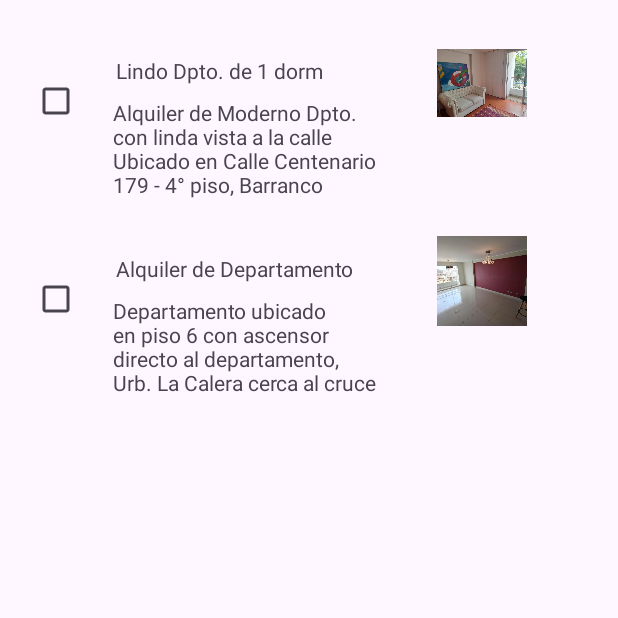
After one commit to ecavero/depa-rommies-apps, an Android app: the DepartamentoPage screen opened directly, with no data from a screen before it, on a phone screen of 412 x 824 dp, the top half of it. The commit adds this screen. Run offline under Robolectric (Android 15) with nearby library versions, the phone set to English and light mode, and no system bars.

Commit message:
Avance de pantalla de Departamentos

```diff
--- a/app/build.gradle
+++ b/app/build.gradle
@@ -8,7 +8,7 @@ android {
 
     defaultConfig {
         applicationId "com.example.deparommies"
-        minSdk 19
+        minSdk 24
         targetSdk 34
         versionCode 1
         versionName "1.0"
--- a/app/src/main/AndroidManifest.xml
+++ b/app/src/main/AndroidManifest.xml
@@ -12,6 +12,9 @@
         android:supportsRtl="true"
         android:theme="@style/Theme.DepaRommies"
         tools:targetApi="31">
+        <activity
+            android:name=".DepartamentoPage"
+            android:exported="false" />
         <activity
             android:name=".UserPage"
             android:exported="false" />
--- a/app/src/main/java/com/example/deparommies/Departamento.java
+++ b/app/src/main/java/com/example/deparommies/Departamento.java
@@ -1,4 +1,47 @@
 package com.example.deparommies;
 
+import java.util.ArrayList;
+import java.util.Arrays;
+import java.util.List;
+
 public class Departamento {
+    private String nombre;
+    private String descripcion;
+    private int fotoPrincipal;
+    private List<Integer> fotosAdicionales = new ArrayList<>();
+
+    public Departamento(String nombre, String descripcion, int fotoPrincipal) {
+        this.nombre = nombre;
+        this.descripcion = descripcion;
+        this.fotoPrincipal = fotoPrincipal;
+    }
+
+    public void agregarFotosAdicionales(Integer ... fotosParaAgregar) {
+        List<Integer> listaFotos = Arrays.asList(fotosParaAgregar);
+        fotosAdicionales.addAll(listaFotos);
+    }
+
+    public String getNombre() {
+        return nombre;
+    }
+
+    public void setNombre(String nombre) {
+        this.nombre = nombre;
+    }
+
+    public String getDescripcion() {
+        return descripcion;
+    }
+
+    public void setDescripcion(String descripcion) {
+        this.descripcion = descripcion;
+    }
+
+    public int getFotoPrincipal() {
+        return fotoPrincipal;
+    }
+
+    public void setFotoPrincipal(int fotoPrincipal) {
+        this.fotoPrincipal = fotoPrincipal;
+    }
 }
--- /dev/null
+++ b/app/src/main/java/com/example/deparommies/DepartamentoAdapter.java
@@ -0,0 +1,44 @@
+package com.example.deparommies;
+
+import android.view.LayoutInflater;
+import android.view.View;
+import android.view.ViewGroup;
+import android.widget.CheckBox;
+import android.widget.LinearLayout;
+
+import androidx.annotation.NonNull;
+import androidx.recyclerview.widget.RecyclerView;
+
+import java.util.List;
+
+public class DepartamentoAdapter extends RecyclerView.Adapter {
+
+    private List<Departamento> listaDepartamentos;
+
+    public DepartamentoAdapter(List<Departamento> listaDepartamentos) {
+        this.listaDepartamentos = listaDepartamentos;
+    }
+
+    @NonNull
+    @Override
+    public RecyclerView.ViewHolder onCreateViewHolder(@NonNull ViewGroup viewGroup, int i) {
+        View layoutItem = LayoutInflater.from(viewGroup.getContext()).inflate(R.layout.departamentos_item, viewGroup, false);
+        DepartamentoViewHolder viewHolder = new DepartamentoViewHolder(layoutItem);
+        return viewHolder;
+    }
+
+    @Override
+    public void onBindViewHolder(@NonNull RecyclerView.ViewHolder viewHolder, int i) {
+        Departamento departamento = listaDepartamentos.get(i);
+        DepartamentoViewHolder departamentoViewHolder = (DepartamentoViewHolder) viewHolder;
+        departamentoViewHolder.cbSeleccion.setSelected(false);
+        departamentoViewHolder.txtNombre.setText(departamento.getNombre());
+        departamentoViewHolder.imgFotoPrincipal.setImageResource(departamento.getFotoPrincipal());
+        departamentoViewHolder.txtDescripcion.setText(departamento.getDescripcion());
+    }
+
+    @Override
+    public int getItemCount() {
+        return listaDepartamentos.size();
+    }
+}
--- /dev/null
+++ b/app/src/main/java/com/example/deparommies/DepartamentoPage.java
@@ -0,0 +1,53 @@
+package com.example.deparommies;
+
+import androidx.appcompat.app.AppCompatActivity;
+import androidx.recyclerview.widget.LinearLayoutManager;
+import androidx.recyclerview.widget.RecyclerView;
+
+import android.os.Bundle;
+
+import java.util.ArrayList;
+import java.util.HashMap;
+import java.util.List;
+import java.util.Map;
+
+public class DepartamentoPage extends AppCompatActivity {
+
+    List<Departamento> departamentos = new ArrayList<>();
+    Map<Integer, Departamento> codigos = new HashMap<>();
+
+    @Override
+    protected void onCreate(Bundle savedInstanceState) {
+        super.onCreate(savedInstanceState);
+        setContentView(R.layout.departamentos_page);
+
+        departamentos.add(new Departamento("Lindo Dpto. de 1 dorm amoblado, en moderno edificio con areas comunes", "Alquiler de Moderno Dpto. con linda vista a la calle\n" +
+"Ubicado en Calle Centenario 179 - 4° piso, Barranco\n" +
+"A dos cuadras del malecón, zona tranquila y residencial. Cerca de Avenidas y transporte público, restaurantes, strip center, tiendas, galerías de arte, etc.\n" +
+"Edificio moderno con buenas áreas comunes: Gimnasio equipado, piscina, lavandería, sala de trabajo, sala de eventos y jardín interior. Seguridad 24/7.\n"+
+"A.C: 41 m2\n" +
+"Cochera c/depósito 21.54 m2\n" +
+"Ubicado en 4° piso, Living-comedor con balcon c/vista exterior, bien iluminado, 1 dormitorio, 1 baño completo, Kitchenette tipo americano con línea blanca. Amoblado moderno.\n" +
+"Precio incluye amplia cochera en primer sótano c/depósito.\n" +
+"Mantenimiento Aprox. S/. 208 + agua\n" +
+"Visitas, previa cita.", R.drawable.depa_1));
+        departamentos.add(new Departamento("Alquiler de Departamento en La Calera Surquillo", "Departamento ubicado en piso 6 con ascensor directo al departamento, Urb. La Calera cerca al cruce de Villarán con Aviación, Hospital Neoplásica, cerca a parques y avenidas principales.\n" +
+"Características:\n" +
+"- Habitación principal con closet y baño incorporado (para cama queen) \n" +
+"- Habitación secundaria 1, con closet para cama de plaza y media \n" +
+"- Habitación secundaria 2 o estudio, sin closet \n" +
+"- Sala comedor con balcón y mampara, vista externa \n" +
+"-Cocina abierta con tablero, muebles altos y bajos (cocina vitroceramica - electrica)", R.drawable.depa_2));
+
+        for(int i = 0; i < departamentos.size(); i++) {
+            Departamento d = departamentos.get(i);
+            codigos.put(i + 1, d);
+        }
+
+        RecyclerView rvDepartamentos = findViewById(R.id.rvDepartamentos);
+        LinearLayoutManager layoutManager = new LinearLayoutManager(this);
+        rvDepartamentos.setLayoutManager(layoutManager);
+        DepartamentoAdapter departamentoAdapter = new DepartamentoAdapter(departamentos);
+        rvDepartamentos.setAdapter(departamentoAdapter);
+    }
+}
--- /dev/null
+++ b/app/src/main/java/com/example/deparommies/DepartamentoViewHolder.java
@@ -0,0 +1,27 @@
+package com.example.deparommies;
+
+import android.view.View;
+import android.widget.CheckBox;
+import android.widget.ImageView;
+import android.widget.LinearLayout;
+import android.widget.TextView;
+
+import androidx.annotation.NonNull;
+import androidx.recyclerview.widget.RecyclerView;
+
+public class DepartamentoViewHolder extends RecyclerView.ViewHolder {
+    public CheckBox cbSeleccion;
+    public TextView txtNombre;
+
+    public ImageView imgFotoPrincipal;
+    public TextView txtDescripcion;
+
+    public DepartamentoViewHolder(@NonNull View itemView) {
+        super(itemView);
+        cbSeleccion = itemView.findViewById(R.id.cbSeleccion);
+        txtNombre = itemView.findViewById(R.id.txtNombre);
+        imgFotoPrincipal = itemView.findViewById(R.id.imgFotoPrincipal);
+        txtDescripcion = itemView.findViewById(R.id.txtDescripcion);
+
+    }
+}
--- a/app/src/main/java/com/example/deparommies/UserPage.java
+++ b/app/src/main/java/com/example/deparommies/UserPage.java
@@ -7,6 +7,7 @@ import androidx.recyclerview.widget.RecyclerView;
 import android.content.Intent;
 import android.os.Bundle;
 import android.view.View;
+import android.widget.Button;
 import android.widget.Toast;
 
 import java.util.ArrayList;
@@ -45,4 +46,9 @@ public class UserPage extends AppCompatActivity {
         startActivity(intent);
         Toast.makeText(UserPage.this, "Has Cerrado Sesión", Toast.LENGTH_SHORT).show();
     }
+
+    public void buscar(View view) {
+        Intent intent = new Intent(this, DepartamentoPage.class);
+        startActivity(intent);
+    }
 }
--- a/app/src/main/res/layout/activity_user_page.xml
+++ b/app/src/main/res/layout/activity_user_page.xml
@@ -43,6 +43,7 @@
         android:layout_height="50dp"
         android:layout_marginTop="20dp"
         android:layout_marginEnd="24dp"
+        android:onClick="buscar"
         android:text="Buscar"
         app:backgroundTint="#FF3131"
         app:icon="@drawable/baseline_arrow_forward_ios_24"
--- /dev/null
+++ b/app/src/main/res/layout/departamentos_item.xml
@@ -0,0 +1,47 @@
+<?xml version="1.0" encoding="utf-8"?>
+<androidx.constraintlayout.widget.ConstraintLayout xmlns:android="http://schemas.android.com/apk/res/android"
+    xmlns:app="http://schemas.android.com/apk/res-auto"
+    xmlns:tools="http://schemas.android.com/tools"
+    android:layout_width="match_parent"
+    android:layout_height="wrap_content">
+
+    <TextView
+        android:id="@+id/txtNombre"
+        android:layout_width="174dp"
+        android:layout_height="20dp"
+        android:layout_marginStart="16dp"
+        android:layout_marginTop="36dp"
+        app:layout_constraintStart_toEndOf="@+id/cbSeleccion"
+        app:layout_constraintTop_toTopOf="parent" />
+
+    <CheckBox
+        android:id="@+id/cbSeleccion"
+        android:layout_width="wrap_content"
+        android:layout_height="wrap_content"
+        android:layout_marginStart="10dp"
+        app:layout_constraintBottom_toBottomOf="parent"
+        app:layout_constraintStart_toStartOf="parent"
+        app:layout_constraintTop_toTopOf="parent" />
+
+    <ImageView
+        android:id="@+id/imgFotoPrincipal"
+        android:layout_width="60dp"
+        android:layout_height="60dp"
+        android:layout_marginStart="40dp"
+        android:layout_marginTop="24dp"
+        app:layout_constraintStart_toEndOf="@+id/txtNombre"
+        app:layout_constraintTop_toTopOf="parent"
+        app:srcCompat="@drawable/ic_launcher_foreground" />
+
+    <TextView
+        android:id="@+id/txtDescripcion"
+        android:layout_width="177dp"
+        android:layout_height="68dp"
+        android:layout_marginStart="72dp"
+        android:layout_marginTop="8dp"
+        app:layout_constraintBottom_toBottomOf="parent"
+        app:layout_constraintStart_toStartOf="parent"
+        app:layout_constraintTop_toBottomOf="@+id/txtNombre"
+        app:layout_constraintVertical_bias="1.0" />
+
+</androidx.constraintlayout.widget.ConstraintLayout>
--- /dev/null
+++ b/app/src/main/res/layout/departamentos_page.xml
@@ -0,0 +1,15 @@
+<?xml version="1.0" encoding="utf-8"?>
+<androidx.constraintlayout.widget.ConstraintLayout xmlns:android="http://schemas.android.com/apk/res/android"
+    xmlns:app="http://schemas.android.com/apk/res-auto"
+    android:layout_width="match_parent"
+    android:layout_height="match_parent">
+
+    <androidx.recyclerview.widget.RecyclerView
+        android:id="@+id/rvDepartamentos"
+        android:layout_width="456dp"
+        android:layout_height="403dp"
+        android:layout_marginStart="3dp"
+        android:layout_marginTop="1dp"
+        app:layout_constraintStart_toStartOf="parent"
+        app:layout_constraintTop_toTopOf="parent" />
+</androidx.constraintlayout.widget.ConstraintLayout>
--- /dev/null
+++ b/app/src/main/res/values/refs.xml
@@ -0,0 +1,4 @@
+<?xml version="1.0" encoding="utf-8"?>
+<resources>
+    <drawable name="baseline_arrow_back_ios_24" />
+</resources>
```
Also changed, not shown: app/src/main/res/drawable/depa_1.webp (added), app/src/main/res/drawable/depa_2.webp (added).
